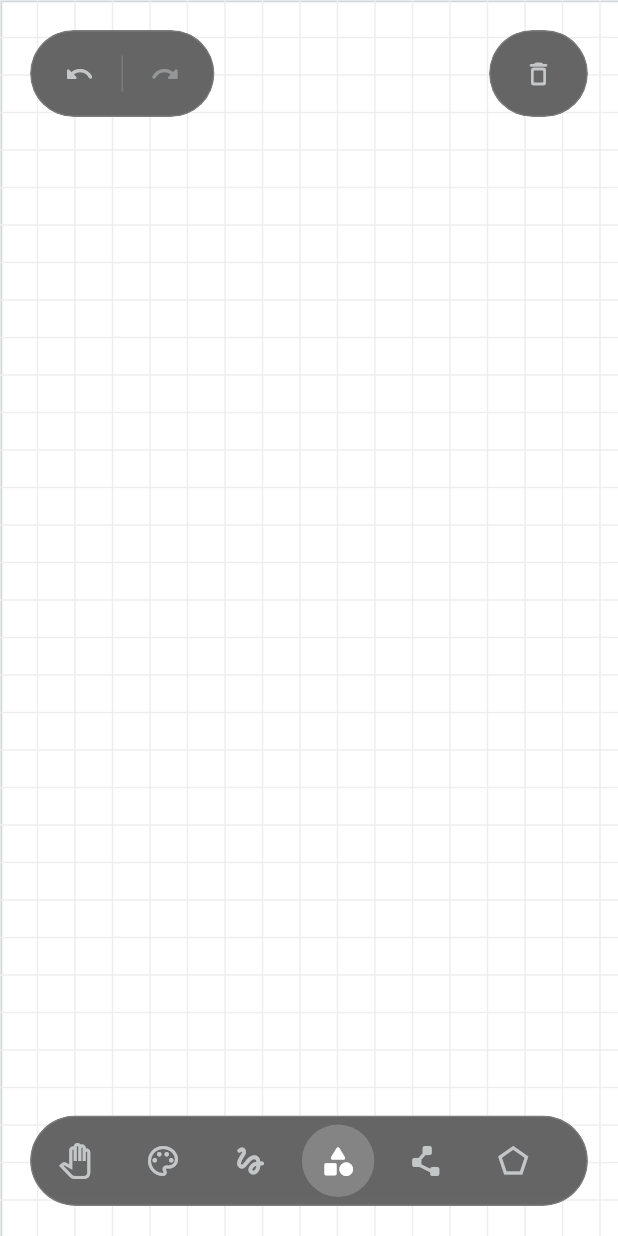
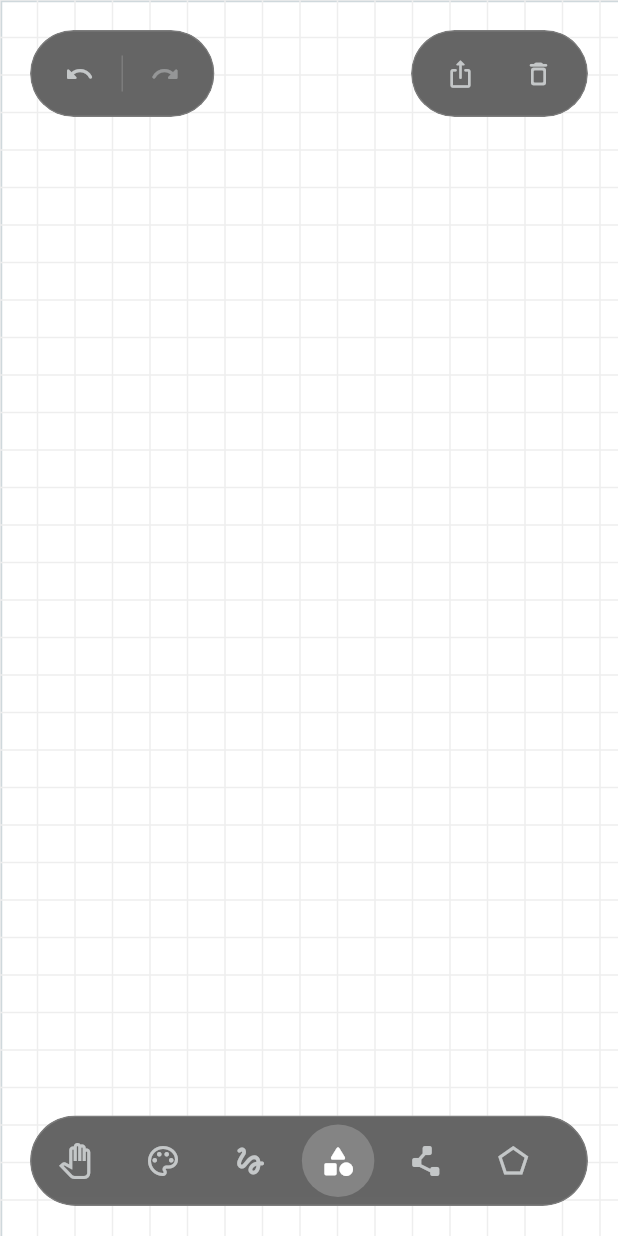
Before and after one commit to imdito/grafikaKomputer, a Flutter app: the screen it shows after launch, on a phone screen of 412 x 824 dp. Run offline on Flutter 3.47's test engine with Material 3 defaults, Android fonts, the phone set to English and light mode, and no system bars; our stand-ins replace flutter_colorpicker, get, google_fonts, path_drawing, share_plus.

Commit message:
fix bug shear dan tombol share

```diff
--- a/lib/app/modules/home/views/home_view.dart
+++ b/lib/app/modules/home/views/home_view.dart
@@ -47,7 +47,7 @@ class HomeView extends GetView<HomeController> {
             // ── Layer 1: Undo/Redo Pill (top-left) ──
             UndoRedoPill(controller: controller),
 
-            // ── Trash/Clear Progress Button (top-right) ──
+            // ── Top Right Action Buttons (Share & Trash) ──
             Positioned(
               top:
                   MediaQuery.of(context).padding.top +
@@ -57,12 +57,25 @@ class HomeView extends GetView<HomeController> {
                 blurSigma: GrafkomTheme.blurDock,
                 borderRadius: BorderRadius.circular(GrafkomTheme.radiusFull),
                 padding: const EdgeInsets.symmetric(horizontal: 8, vertical: 4),
-                child: GlassIconButton(
-                  icon: Icons.delete_outline_rounded,
-                  tooltip: 'Hapus Semua Progres',
-                  size: 40,
-                  iconSize: 20,
-                  onPressed: () => _showDeleteConfirmation(context),
+                child: Row(
+                  mainAxisSize: MainAxisSize.min,
+                  children: [
+                    GlassIconButton(
+                      icon: Icons.ios_share_rounded,
+                      tooltip: 'Bagikan / Export',
+                      size: 40,
+                      iconSize: 20,
+                      onPressed: () => controller.exportCanvas(),
+                    ),
+                    const SizedBox(width: 4),
+                    GlassIconButton(
+                      icon: Icons.delete_outline_rounded,
+                      tooltip: 'Hapus Semua Progres',
+                      size: 40,
+                      iconSize: 20,
+                      onPressed: () => _showDeleteConfirmation(context),
+                    ),
+                  ],
                 ),
               ),
             ),
--- a/lib/app/modules/home/widgets/layer_panel.dart
+++ b/lib/app/modules/home/widgets/layer_panel.dart
@@ -132,7 +132,10 @@ class LayerPanel extends StatelessWidget {
                 return ReorderableListView.builder(
                   padding: EdgeInsets.zero,
                   itemCount: controller.layers.length,
-                  onReorderItem: (oldIndex, newIndex) {
+                  onReorder: (oldIndex, newIndex) {
+                    if (oldIndex < newIndex) {
+                      newIndex -= 1;
+                    }
                     final activeLayerObj = controller.layers[controller.activeLayerIndex.value];
 
                     final item = controller.layers.removeAt(oldIndex);
--- a/lib/features/transformations/shear/shear_controller.dart
+++ b/lib/features/transformations/shear/shear_controller.dart
@@ -35,7 +35,7 @@ class ShearController extends GetxController {
         line,
         (offset) => MatrixUtils.shearAround(offset, center, shx, shy),
       ),
-      shape: (shape) => shape,
+      shape: (shape) => shape.copyWith(shearX: shape.shearX + shx, shearY: shape.shearY + shy),
       curve: (curve) => _copyCurveWithTransformedEndpoints(
         curve,
         (offset) => MatrixUtils.shearAround(offset, center, shx, shy),
```
Also changed, not shown: pubspec.lock.
